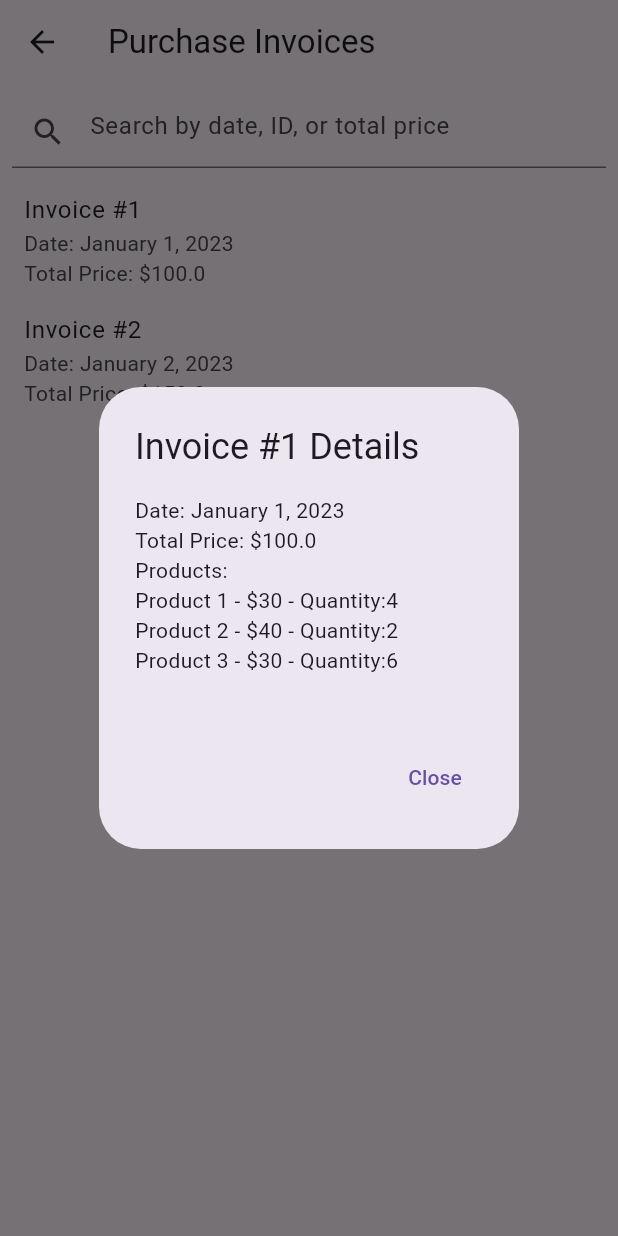
After one commit to Arthurdotself/Flutter-pharmacy-management-system, a Flutter app: the PurchaseInvoices screen opened directly, after a tap on an icon or button, on a phone screen of 412 x 824 dp. The commit adds this screen. Run offline on Flutter 3.47's test engine with Material 3 defaults, Android fonts, the phone set to English and light mode, and no system bars; our stand-ins replace awesome_dialog, charts_flutter, cloud_firestore, firebase_auth, firebase_core, firebase_storage and 5 more; missing offline and left inert: flutter_barcode_scanner; accounts and stored records are empty; network calls fail; statements that could not run were skipped.

Commit message:
Purchase Invoices

```diff
--- a/lib/pages/home.dart
+++ b/lib/pages/home.dart
@@ -13,6 +13,7 @@ import 'package:tugas1_login/pages/login.dart';
 import 'package:tugas1_login/main.dart';
 
 import 'notes.dart';
+import 'package:tugas1_login/pages/purchaseInvoices.dart';
 
 class Dashbord extends StatefulWidget {
   final String userId;
@@ -303,7 +304,13 @@ class _DashbordState extends State<Dashbord> {
                               ),
                               const SizedBox(height: 5.0),
                               ElevatedButton(
-                                onPressed: () {},
+                                onPressed: () {
+                                  Navigator.push(
+                                    context,
+                                    MaterialPageRoute(builder: (context) => PurchaseInvoices()),
+                                  );
+                                },
+
                                 child: const Text("    More    "),
                               ),
                             ],
@@ -361,14 +368,6 @@ class _DashbordState extends State<Dashbord> {
                       ),
                     );
                   }),
-                ),
-              ),
-              Container(
-                height: 70,
-                margin: EdgeInsets.fromLTRB(10, 0, 10, 20),
-                decoration: BoxDecoration(
-                  color: Colors.white,
-                  borderRadius: BorderRadius.circular(10), // Adjust the value as needed
                 ),
               ),
               Flexible(
--- /dev/null
+++ b/lib/pages/purchaseInvoices.dart
@@ -0,0 +1,128 @@
+import 'package:flutter/material.dart';
+
+class PurchaseInvoices extends StatefulWidget {
+  @override
+  _PurchaseInvoicesState createState() => _PurchaseInvoicesState();
+}
+
+class _PurchaseInvoicesState extends State<PurchaseInvoices> {
+  List<Map<String, dynamic>> invoices = [
+    {'id': 1, 'date': 'January 1, 2023', 'totalPrice': 100.0},
+    {'id': 2, 'date': 'January 2, 2023', 'totalPrice': 150.0},
+    // Add more invoices as needed
+  ];
+
+  List<Map<String, dynamic>> filteredInvoices = [];
+
+  TextEditingController _searchController = TextEditingController();
+
+  @override
+  void initState() {
+    super.initState();
+    filteredInvoices = invoices;
+  }
+
+  void _searchInvoices(String query) {
+    setState(() {
+      filteredInvoices = invoices
+          .where((invoice) =>
+      invoice['date'].toLowerCase().contains(query.toLowerCase()) ||
+          invoice['id'].toString().contains(query.toLowerCase()) ||
+          invoice['totalPrice']
+              .toString()
+              .contains(query.toLowerCase()))
+          .toList();
+    });
+  }
+
+  void _showInvoiceDetails(Map<String, dynamic> invoice) {
+    showDialog(
+      context: context,
+      builder: (BuildContext context) {
+        return AlertDialog(
+          title: Text('Invoice #${invoice['id']} Details'),
+          content: Column(
+            crossAxisAlignment: CrossAxisAlignment.start,
+            mainAxisSize: MainAxisSize.min,
+            children: [
+              Text('Date: ${invoice['date'] ?? 'N/A'}'),
+              Text('Total Price: \$${invoice['totalPrice'] ?? 'N/A'}'),
+              Text('Products:'),
+              if (invoice['products'] != null)
+                ListView.builder(
+                  shrinkWrap: true,
+                  itemCount: invoice['products'].length,
+                  itemBuilder: (context, index) {
+                    var product = invoice['products'][index];
+                    return ListTile(
+                      title: Text(product['name'] ?? 'N/A'),
+                      subtitle: Text('Price: \$${product['price'] ?? 'N/A'}'),
+                    );
+                  },
+                ),
+              if (invoice['products'] == null || invoice['products'].isEmpty)
+                Text('Product 1 - \$30 - Quantity:4\nProduct 2 - \$40 - Quantity:2\nProduct 3 - \$30 - Quantity:6\n'),
+              // Add more details as needed
+            ],
+          ),
+          actions: [
+            TextButton(
+              onPressed: () {
+                Navigator.of(context).pop();
+              },
+              child: Text('Close'),
+            ),
+          ],
+        );
+      },
+    );
+  }
+
+
+  @override
+  Widget build(BuildContext context) {
+    return Scaffold(
+      appBar: AppBar(
+        title: Text('Purchase Invoices'),
+      ),
+      body: Column(
+        children: [
+          Padding(
+            padding: EdgeInsets.all(8.0),
+            child: TextField(
+              controller: _searchController,
+              decoration: InputDecoration(
+                hintText: 'Search by date, ID, or total price',
+                prefixIcon: Icon(Icons.search),
+              ),
+              onChanged: (value) {
+                _searchInvoices(value);
+              },
+            ),
+          ),
+          Expanded(
+            child: ListView.builder(
+              itemCount: filteredInvoices.length,
+              itemBuilder: (context, index) {
+                return ListTile(
+                  title: Text('Invoice #${filteredInvoices[index]['id']}'),
+                  subtitle: Column(
+                    crossAxisAlignment: CrossAxisAlignment.start,
+                    children: [
+                      Text('Date: ${filteredInvoices[index]['date']}'),
+                      Text('Total Price: \$${filteredInvoices[index]['totalPrice']}'),
+                      // Add more details as needed
+                    ],
+                  ),
+                  onTap: () {
+                    _showInvoiceDetails(filteredInvoices[index]);
+                  },
+                );
+              },
+            ),
+          ),
+        ],
+      ),
+    );
+  }
+}
```
